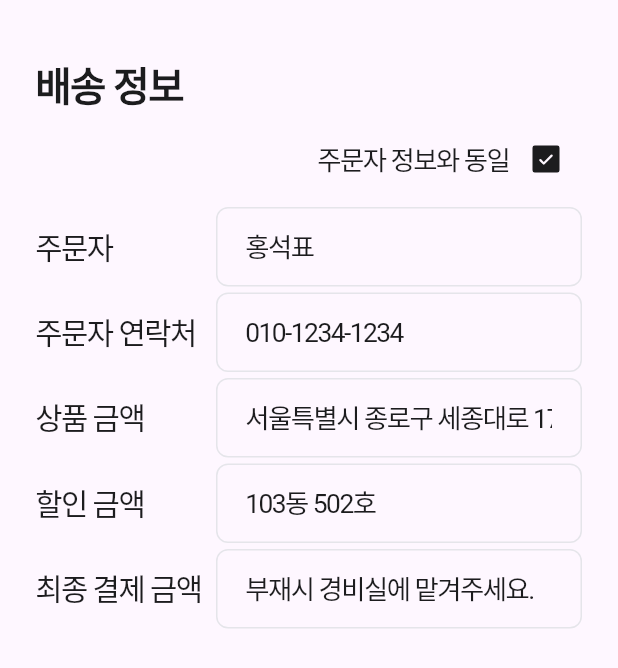
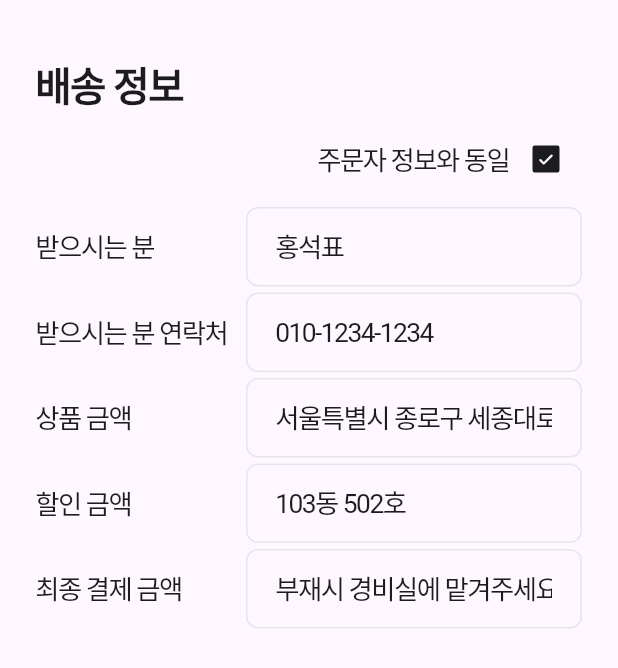
Before and after one commit to yeongwooCho/all_one_food, a Flutter app: the DeliveryInfo widget shown alone on an empty page, opened directly, on a phone screen of 412 x 824 dp. Shown: the top 668 px of the screen. Run offline on Flutter 3.47's test engine with Material 3 defaults, Android fonts, the phone set to English and light mode, and no system bars; our stand-ins replace badges, flutter_riverpod, fluttertoast, go_router, loading_animation_widget, phosphor_flutter; missing offline and left inert: hidable; Roboto replaces fonts that are missing (Pretendard); project files that could hold a hidden picture were left out.

Commit message:
[feat] 주문정보, 배송정보 글자 크기 변경

```diff
--- a/lib/order/component/delivery_info.dart
+++ b/lib/order/component/delivery_info.dart
@@ -77,12 +77,12 @@ class _DeliveryInfoState extends ConsumerState<DeliveryInfo> {
           ),
           const SizedBox(height: 8.0),
           _renderTitleAndForm(
-            title: '주문자',
+            title: '받으시는 분',
             controller: _nameController,
           ),
           const SizedBox(height: 4.0),
           _renderTitleAndForm(
-            title: '주문자 연락처',
+            title: '받으시는 분 연락처',
             controller: _phoneController,
           ),
           const SizedBox(height: 4.0),
@@ -112,10 +112,10 @@ class _DeliveryInfoState extends ConsumerState<DeliveryInfo> {
     return Row(
       children: [
         SizedBox(
-          width: 120.0,
+          width: 140.0,
           child: Text(
             title,
-            style: MyTextStyle.bodyRegular,
+            style: MyTextStyle.descriptionRegular,
           ),
         ),
         Expanded(
```
Also changed, not shown: lib/order/component/order_info.dart (+6 -6 lines).
